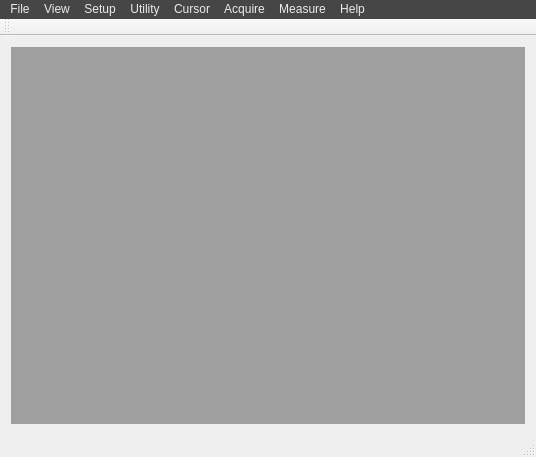
Before: the Qt Designer form Oscilloscope/mainwindow.ui in jiwon8578/Oscilloscope, drawn with Qt 5.
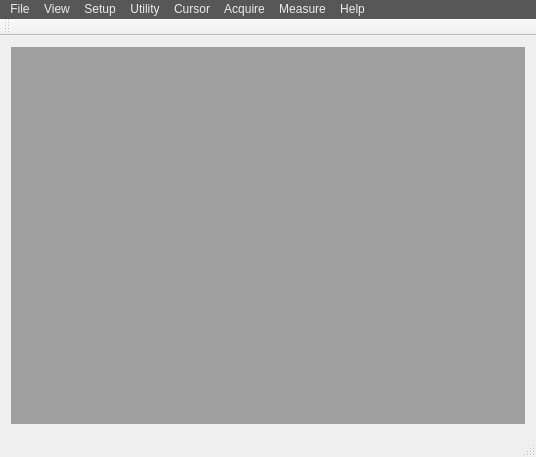
After: the same form once the commit is applied.

```diff
--- a/Oscilloscope/mainwindow.ui
+++ b/Oscilloscope/mainwindow.ui
@@ -44,9 +44,9 @@
       <colorrole role="Button">
        <brush brushstyle="SolidPattern">
         <color alpha="255">
-         <red>70</red>
-         <green>70</green>
-         <blue>70</blue>
+         <red>87</red>
+         <green>87</green>
+         <blue>87</blue>
         </color>
        </brush>
       </colorrole>
@@ -71,18 +71,18 @@
       <colorrole role="Base">
        <brush brushstyle="SolidPattern">
         <color alpha="255">
-         <red>70</red>
-         <green>70</green>
-         <blue>70</blue>
+         <red>87</red>
+         <green>87</green>
+         <blue>87</blue>
         </color>
        </brush>
       </colorrole>
       <colorrole role="Window">
        <brush brushstyle="SolidPattern">
         <color alpha="255">
-         <red>70</red>
-         <green>70</green>
-         <blue>70</blue>
+         <red>87</red>
+         <green>87</green>
+         <blue>87</blue>
         </color>
        </brush>
       </colorrole>
@@ -109,9 +109,9 @@
       <colorrole role="Button">
        <brush brushstyle="SolidPattern">
         <color alpha="255">
-         <red>70</red>
-         <green>70</green>
-         <blue>70</blue>
+         <red>87</red>
+         <green>87</green>
+         <blue>87</blue>
         </color>
        </brush>
       </colorrole>
@@ -136,18 +136,18 @@
       <colorrole role="Base">
        <brush brushstyle="SolidPattern">
         <color alpha="255">
-         <red>70</red>
-         <green>70</green>
-         <blue>70</blue>
+         <red>87</red>
+         <green>87</green>
+         <blue>87</blue>
         </color>
        </brush>
       </colorrole>
       <colorrole role="Window">
        <brush brushstyle="SolidPattern">
         <color alpha="255">
-         <red>70</red>
-         <green>70</green>
-         <blue>70</blue>
+         <red>87</red>
+         <green>87</green>
+         <blue>87</blue>
         </color>
        </brush>
       </colorrole>
@@ -174,9 +174,9 @@
       <colorrole role="Button">
        <brush brushstyle="SolidPattern">
         <color alpha="255">
-         <red>70</red>
-         <green>70</green>
-         <blue>70</blue>
+         <red>87</red>
+         <green>87</green>
+         <blue>87</blue>
         </color>
        </brush>
       </colorrole>
@@ -201,18 +201,18 @@
       <colorrole role="Base">
        <brush brushstyle="SolidPattern">
         <color alpha="255">
-         <red>70</red>
-         <green>70</green>
-         <blue>70</blue>
+         <red>87</red>
+         <green>87</green>
+         <blue>87</blue>
         </color>
        </brush>
       </colorrole>
       <colorrole role="Window">
        <brush brushstyle="SolidPattern">
         <color alpha="255">
-         <red>70</red>
-         <green>70</green>
-         <blue>70</blue>
+         <red>87</red>
+         <green>87</green>
+         <blue>87</blue>
         </color>
        </brush>
       </colorrole>
@@ -229,16 +229,7 @@
     </palette>
    </property>
    <property name="styleSheet">
-    <string notr="true">QMenuBar {
-background-color:rgb(70,70,70);
-}
-QMenuBar::item{
-color: rgb(235, 235, 235);
-}
-QMenuBar::item:selected {
-color:black;
-}
-</string>
+    <string notr="true">background-color: rgb(87, 87, 87);</string>
    </property>
    <widget class="QMenu" name="menuFile">
     <property name="styleSheet">
```
Left out of the diff: 2 changed lines with no effect on the pictures.
